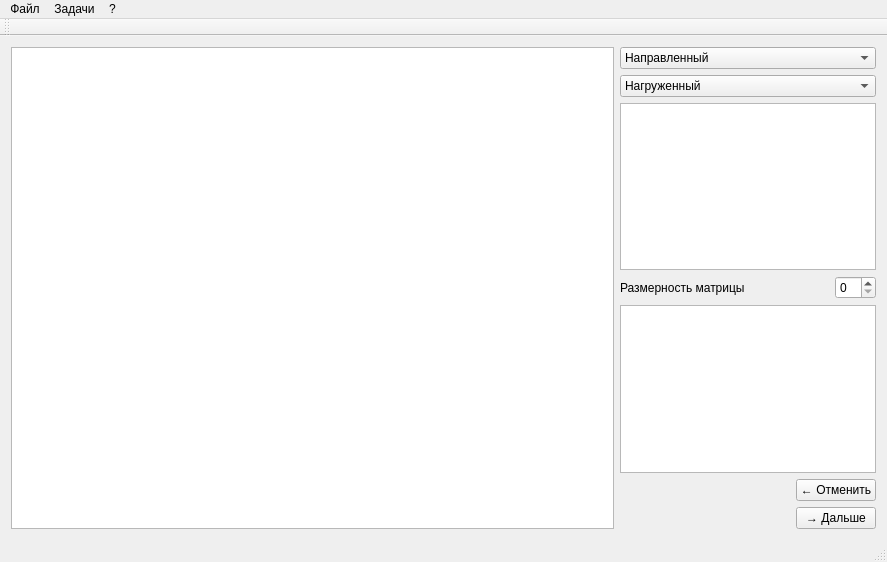
Old version of the form ui/design/design.ui in the repository maksiplus19/graphs.
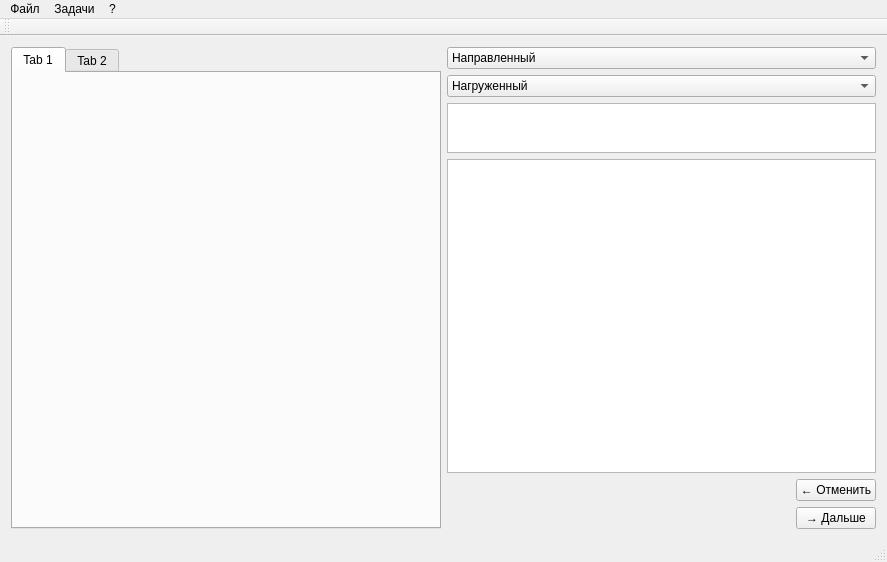
New version of the form. Custom widgets are drawn as their Qt base class.

The edit to the form file:
```diff
--- a/ui/design/design.ui
+++ b/ui/design/design.ui
@@ -14,11 +14,8 @@
    <string>Графоид</string>
   </property>
   <widget class="QWidget" name="centralWidget">
-   <layout class="QHBoxLayout" name="horizontalLayout_6" stretch="1,0">
-    <item>
-     <widget class="QGraphView" name="graphView"/>
-    </item>
-    <item>
+   <layout class="QGridLayout" name="gridLayout">
+    <item row="0" column="1">
      <layout class="QVBoxLayout" name="verticalLayout">
       <item>
        <widget class="QComboBox" name="cmbDirect">
@@ -50,38 +47,17 @@
       </item>
       <item>
        <widget class="QTextEdit" name="textEdit">
+        <property name="maximumSize">
+         <size>
+          <width>16777215</width>
+          <height>50</height>
+         </size>
+        </property>
         <property name="focusPolicy">
          <enum>Qt::ClickFocus</enum>
         </property>
        </widget>
       </item>
-      <item>
-       <layout class="QHBoxLayout" name="horizontalLayout_4">
-        <item>
-         <widget class="QLabel" name="lblMatrSize">
-          <property name="text">
-           <string>Размерность матрицы</string>
-          </property>
-         </widget>
-        </item>
-        <item>
-         <spacer name="horizontalSpacer_4">
-          <property name="orientation">
-           <enum>Qt::Horizontal</enum>
-          </property>
-          <property name="sizeHint" stdset="0">
-           <size>
-            <width>40</width>
-            <height>20</height>
-           </size>
-          </property>
-         </spacer>
-        </item>
-        <item>
-         <widget class="QSpinBox" name="spbMatrSize"/>
-        </item>
-       </layout>
-      </item>
       <item>
        <widget class="QTableView" name="graphMatrix">
         <property name="maximumSize">
@@ -184,6 +160,23 @@
       </item>
      </layout>
     </item>
+    <item row="0" column="0">
+     <widget class="QTabWidget" name="tabWidget">
+      <property name="currentIndex">
+       <number>0</number>
+      </property>
+      <widget class="QWidget" name="tab">
+       <attribute name="title">
+        <string>Tab 1</string>
+       </attribute>
+      </widget>
+      <widget class="QWidget" name="tab_2">
+       <attribute name="title">
+        <string>Tab 2</string>
+       </attribute>
+      </widget>
+     </widget>
+    </item>
    </layout>
   </widget>
   <widget class="QToolBar" name="mainToolBar">
@@ -255,13 +248,6 @@
   </action>
  </widget>
  <layoutdefault spacing="6" margin="11"/>
- <customwidgets>
-  <customwidget>
-   <class>QGraphView</class>
-   <extends>QGraphicsView</extends>
-   <header>qgraphview.h</header>
-  </customwidget>
- </customwidgets>
  <resources/>
  <connections/>
 </ui>
```
